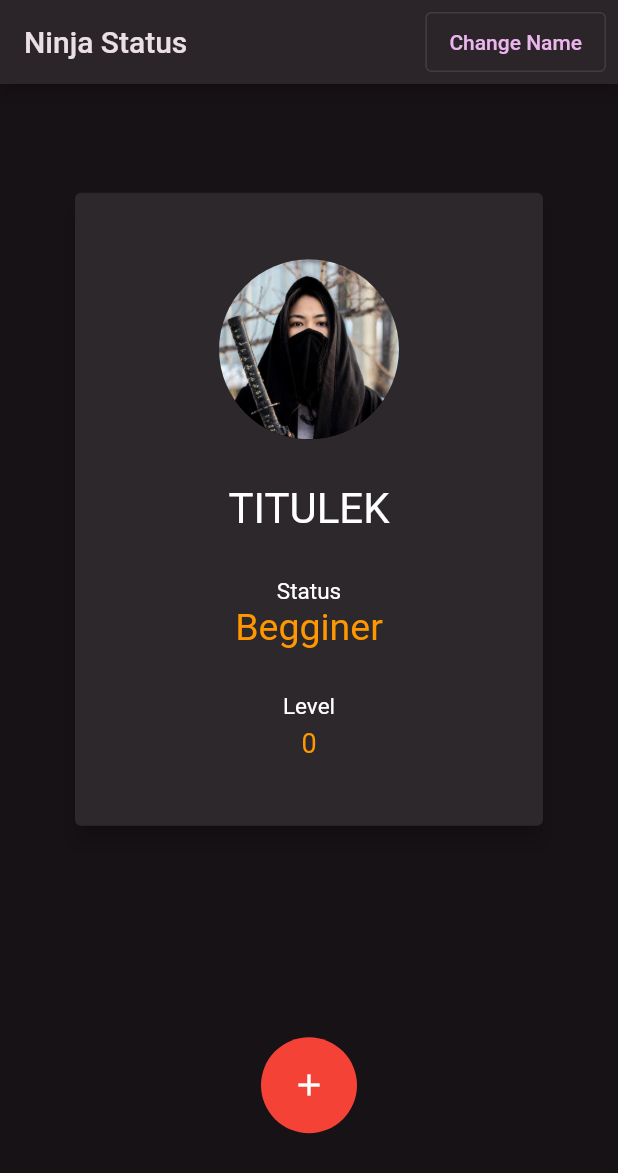
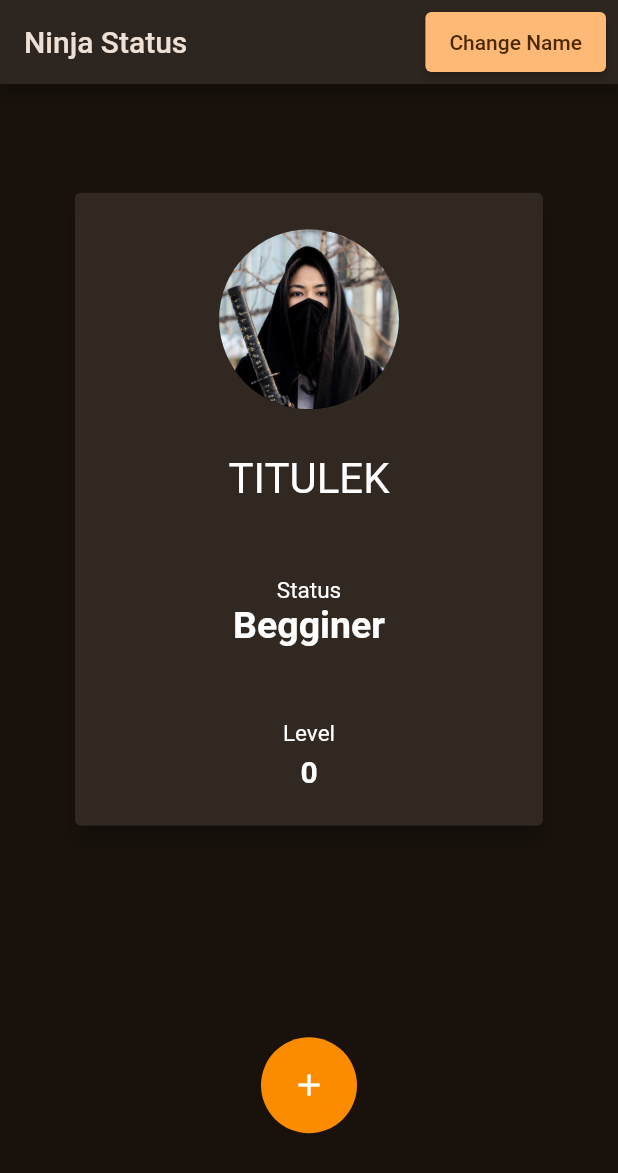
Before and after one commit to milkyascodes/Ninja-Status, a Flutter app: the screen it shows after launch, on a phone screen of 412 x 824 dp. Shown: the top 1173 px of the screen. Run offline on Flutter 3.47's test engine with Material 2 defaults, Android fonts, the phone set to English and light mode, and no system bars; our stand-ins replace get.

Commit message:
added new theme

```diff
--- a/lib/main.dart
+++ b/lib/main.dart
@@ -18,7 +18,13 @@
     return GetMaterialApp(
       title: 'Flutter Demo',
       theme: ThemeData(
-          colorSchemeSeed: Colors.purple, brightness: Brightness.dark),
+          textButtonTheme: TextButtonThemeData(
+            style: ButtonStyle(
+                backgroundColor:
+                    MaterialStateProperty.all<Color>(Colors.orange.shade600)),
+          ),
+          colorSchemeSeed: Colors.orange,
+          brightness: Brightness.dark),
       home: MyHomePage(),
     );
   }
@@ -37,7 +43,7 @@
           actions: [
             Padding(
               padding: const EdgeInsets.all(8.0),
-              child: OutlinedButton(
+              child: ElevatedButton(
                 onPressed: () {
                   changeName();
                 },
@@ -58,7 +64,6 @@
                     child: Column(
                       mainAxisAlignment: MainAxisAlignment.spaceAround,
                       children: [
-                        SizedBox(),
                         Column(
                           children: [
                             CircleAvatar(
@@ -86,7 +91,8 @@
                                 () => Text(
                                   '${controller.ninjaStatus}',
                                   style: TextStyle(
-                                      color: Colors.orange, fontSize: 25),
+                                      fontSize: 25,
+                                      fontWeight: FontWeight.bold),
                                 ),
                               )
                             ],
@@ -106,20 +112,19 @@
                                 () => Text(
                                   '${controller.ninjaLevel}',
                                   style: TextStyle(
-                                      color: Colors.orange, fontSize: 18),
+                                      fontSize: 20,
+                                      fontWeight: FontWeight.bold),
                                 ),
                               )
                             ],
                           ),
                         ),
-                        SizedBox()
                       ],
                     ),
                   ),
                 ),
                 TextButton(
                   style: TextButton.styleFrom(
-                    backgroundColor: Colors.red,
                     shape: CircleBorder(),
                     elevation: 0,
                     padding: EdgeInsets.all(20),
```
